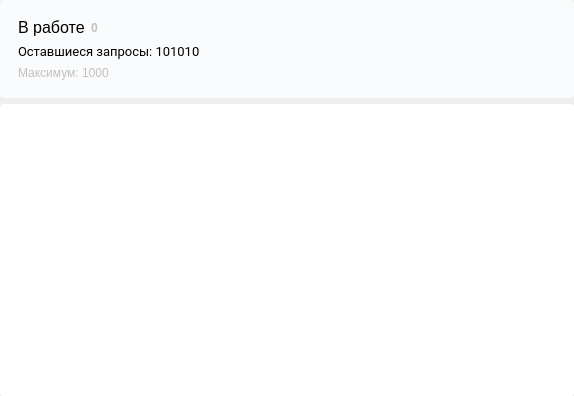
First picture: the form in src/launchedwidget.ui, repository MorganGrieves/VKSender, before the edit.
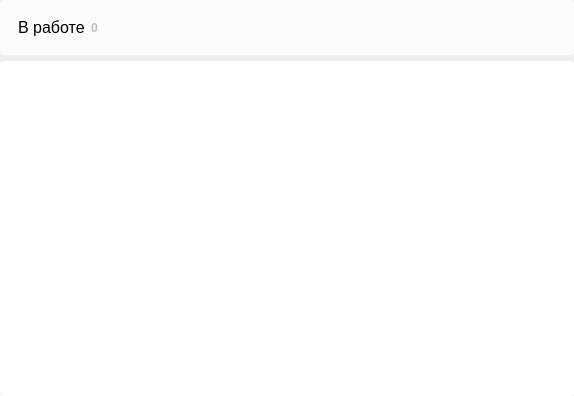
Second picture: the form after the edit.

```diff
--- a/src/launchedwidget.ui
+++ b/src/launchedwidget.ui
@@ -114,32 +114,6 @@
            </layout>
           </widget>
          </item>
-         <item>
-          <widget class="QLabel" name="requestCountLabel">
-           <property name="font">
-            <font>
-             <family>Roboto</family>
-             <pointsize>10</pointsize>
-            </font>
-           </property>
-           <property name="styleSheet">
-            <string notr="true">color: black;</string>
-           </property>
-           <property name="text">
-            <string>Оставшиеся запросы: 101010</string>
-           </property>
-          </widget>
-         </item>
-         <item>
-          <widget class="QLabel" name="maxRequestsLabel">
-           <property name="styleSheet">
-            <string notr="true">color:#C0c0c0;</string>
-           </property>
-           <property name="text">
-            <string>Максимум: 1000</string>
-           </property>
-          </widget>
-         </item>
         </layout>
        </widget>
       </item>
@@ -185,7 +159,7 @@
            <x>0</x>
            <y>0</y>
            <width>574</width>
-           <height>295</height>
+           <height>335</height>
           </rect>
          </property>
          <layout class="QVBoxLayout" name="verticalLayout_2"/>
```
